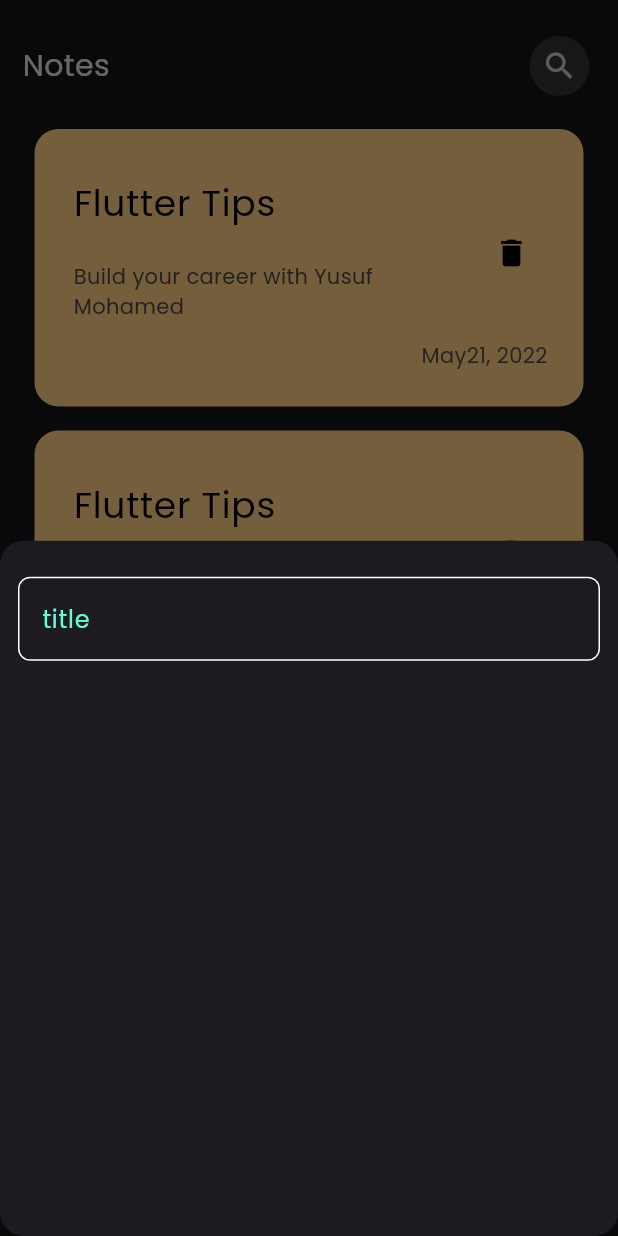
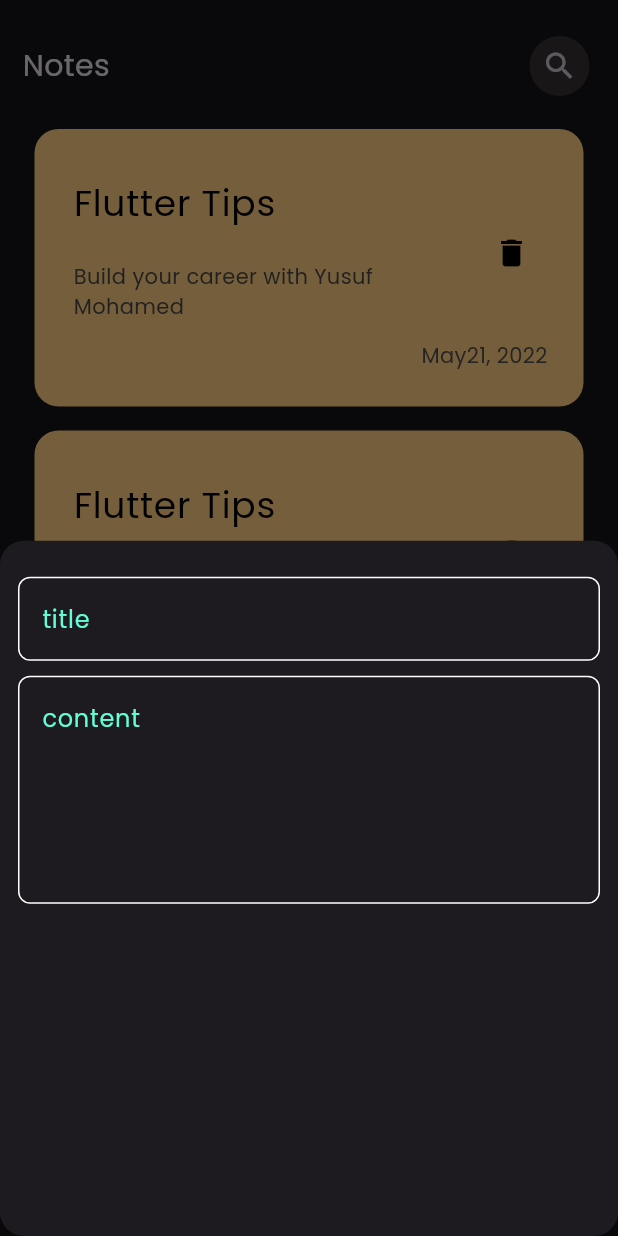
Before and after one commit to yusuf-4444/Note_App, a Flutter app: the screen it shows after launch, after a tap on the "add" icon, on a phone screen of 412 x 824 dp. Run offline on Flutter 3.47's test engine with Material 3 defaults, Android fonts, the phone set to English and light mode, and no system bars.

Commit message:
enhancing custom text field

```diff
--- a/lib/widgets/note_bottom_sheet_widget.dart
+++ b/lib/widgets/note_bottom_sheet_widget.dart
@@ -9,7 +9,13 @@ class AddNoteBottomSheet extends StatelessWidget {
     return Container(
       child: Padding(
         padding: const EdgeInsets.only(top: 24, right: 12, left: 12),
-        child: Column(children: [CustomTextField()]),
+        child: Column(
+          children: [
+            CustomTextField(hintext: "title"),
+            SizedBox(height: 10),
+            CustomTextField(hintext: "content", maxlines: 5),
+          ],
+        ),
       ),
     );
   }
--- a/lib/widgets/text_field_custom_widget.dart
+++ b/lib/widgets/text_field_custom_widget.dart
@@ -2,14 +2,18 @@ import 'package:flutter/material.dart';
 import 'package:note_app/constants.dart';
 
 class CustomTextField extends StatelessWidget {
-  const CustomTextField({super.key});
+  const CustomTextField({super.key, required this.hintext, this.maxlines = 1});
+
+  final String hintext;
+  final int maxlines;
 
   @override
   Widget build(BuildContext context) {
     return TextField(
       cursorColor: kPrimaryColor,
+      maxLines: maxlines,
       decoration: InputDecoration(
-        hintText: "title",
+        hintText: hintext,
         hintStyle: TextStyle(color: kPrimaryColor),
         border: OutlineInputBorder(borderRadius: BorderRadius.circular(8)),
         enabledBorder: OutlineInputBorder(
```
